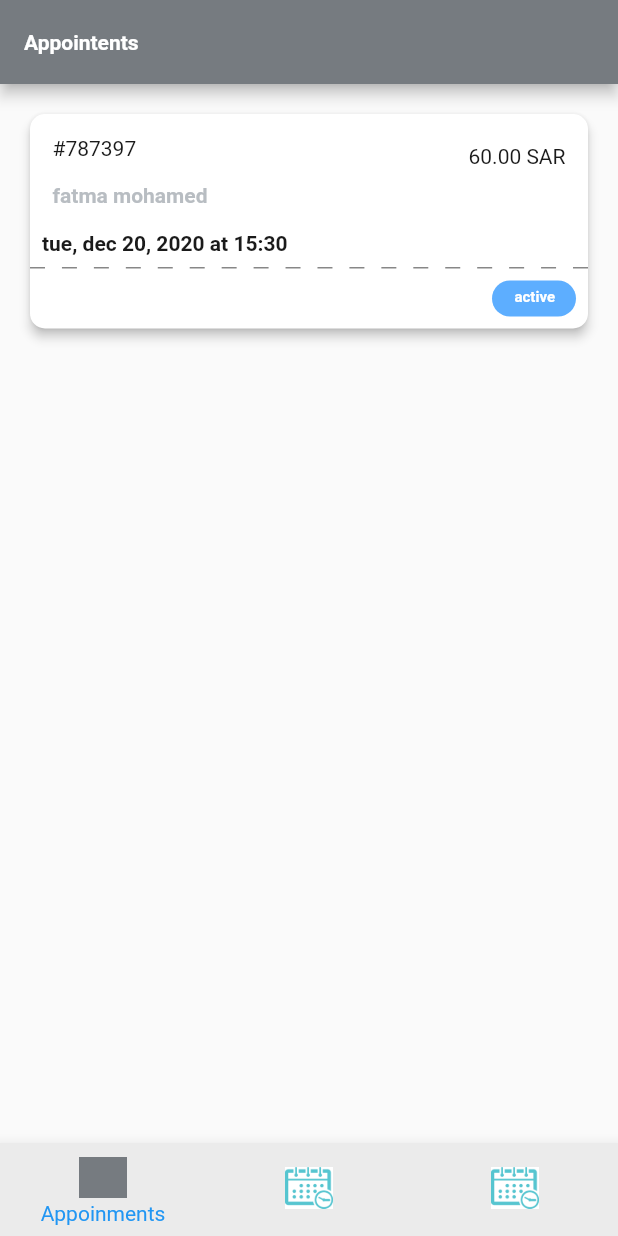
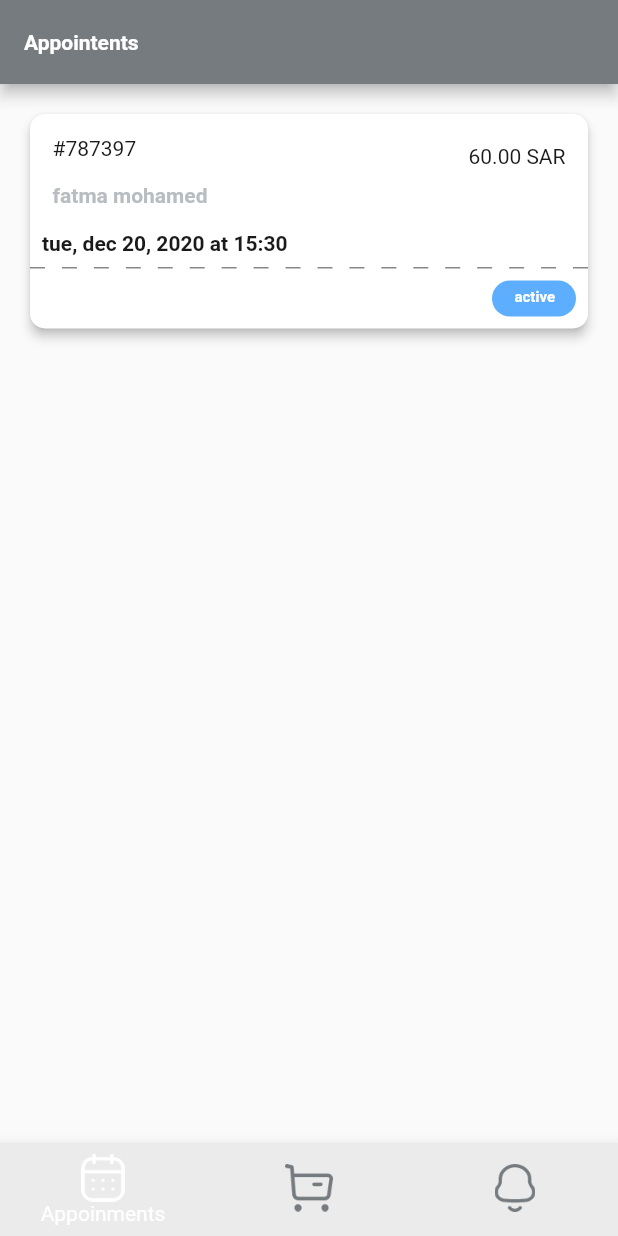
Before and after one commit to zamalex/new-extension-vendor, a Flutter app: the screen it shows after launch, on a phone screen of 412 x 824 dp. Run offline on Flutter 3.47's test engine with Material 2 defaults, Android fonts, the phone set to English and light mode, and no system bars; Roboto replaces fonts that are missing (Almarai).

Commit message:
change bootm bar icons

```diff
--- a/lib/Screens/home_screen.dart
+++ b/lib/Screens/home_screen.dart
@@ -1,4 +1,3 @@
-
 import 'package:flutter/cupertino.dart';
 import 'package:flutter/material.dart';
 import 'package:salon_vendor/Screens/Notification/NotificationList.dart';
@@ -6,7 +5,6 @@ import 'package:salon_vendor/Screens/appoinment/appointment_list.dart';
 import 'package:salon_vendor/Screens/order/orders_list.dart';
 
 class Home extends StatefulWidget {
-
   @override
   State<StatefulWidget> createState() {
     return _HomeState();
@@ -14,71 +12,72 @@ class Home extends StatefulWidget {
 }
 
 class _HomeState extends State<Home> {
-
   int _selectedIndex = 0; //New
   List<Widget> _pages = <Widget>[
     AppointmentList(),
     OrderList(),
     UserNotificationsList(),
-
   ];
   void _onItemTapped(int index) {
     setState(() {
       _selectedIndex = index;
     });
   }
+
   @override
   Widget build(BuildContext context) {
     return Scaffold(
-
       body: Center(
         child: _pages.elementAt(_selectedIndex), //New
       ),
       bottomNavigationBar: BottomNavigationBar(
-       backgroundColor: Color.fromRGBO(235 , 235, 235, 1),
+        backgroundColor: Color.fromRGBO(235, 235, 235, 1),
         showUnselectedLabels: false,
+          selectedItemColor: Colors.white,
+
         currentIndex: _selectedIndex,
         onTap: _onItemTapped,
         items: [
           BottomNavigationBarItem(
             icon: Image.asset(
-                'assets/images/appoinment.png',
+              'assets/images/Document@3x.png',
               width: 32,
               height: 32,
             ),
             activeIcon: Image.asset(
-                'assets/images/appoinment.png',
+              'assets/images/Calendar Selected@3x.png',
               width: 32,
               height: 32,
-                color: Color.fromRGBO(118, 123, 128, 1),
+              // color: Color.fromRGBO(118, 123, 128, 1),
             ),
             label: 'Appoinments',
+
           ),
-
           BottomNavigationBarItem(
             icon: Image.asset(
-                'assets/images/appoinment.png',
+              'assets/images/Buy@3x.png',
               width: 32,
               height: 32,
             ),
             activeIcon: Image.asset(
-                'assets/images/appoinment.png',
+              'assets/images/Buy Selected@3x.png',
               width: 32,
               height: 32,
-                color: Color.fromRGBO(118, 123, 128, 1),
+              // color: Color.fromRGBO(118, 123, 128, 1),
             ),
             label: 'Orders',
-            ), BottomNavigationBarItem(
+          ),
+          BottomNavigationBarItem(
             icon: Image.asset(
-                'assets/images/appoinment.png',
+              'assets/images/Notification@3x.png',
               width: 32,
               height: 32,
             ),
             activeIcon: Image.asset(
-                'assets/images/appoinment.png',
+              'assets/images/Notification@3x.png',
               width: 32,
               height: 32,
-                color: Color.fromRGBO(118, 123, 128, 1),
+              color: Colors.white,
             ),
             label: 'Notifications',
           ),
--- a/pubspec.yaml
+++ b/pubspec.yaml
@@ -48,6 +48,11 @@ flutter:
      - assets/
      - assets/images/
      - assets/images/appoinment.png
+     - assets/images/Buy Selected@3x.png
+     - assets/images/Buy@3x.png
+     - assets/images/Calendar Selected@3x.png
+     - assets/images/Document@3x.png
+     - assets/images/Notification@3x.png
 
   # To add assets to your application, add an assets section, like this:
   # assets:
```
Also changed, not shown: assets/images/Buy Selected@3x.png (added), assets/images/Buy@3x.png (added), assets/images/Calendar Selected@3x.png (added), assets/images/Document@3x.png (added), assets/images/Notification@3x.png (added). Lines whose indentation alone changed are shown as unchanged.
